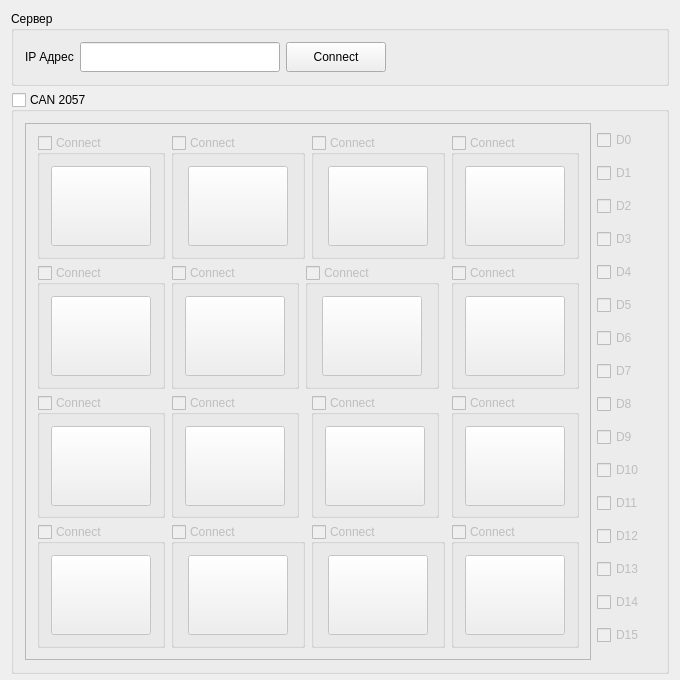
This is Megatron-client/client.ui in sseitov/Megatron as Qt 5 draws it before an edit. The edited form follows.
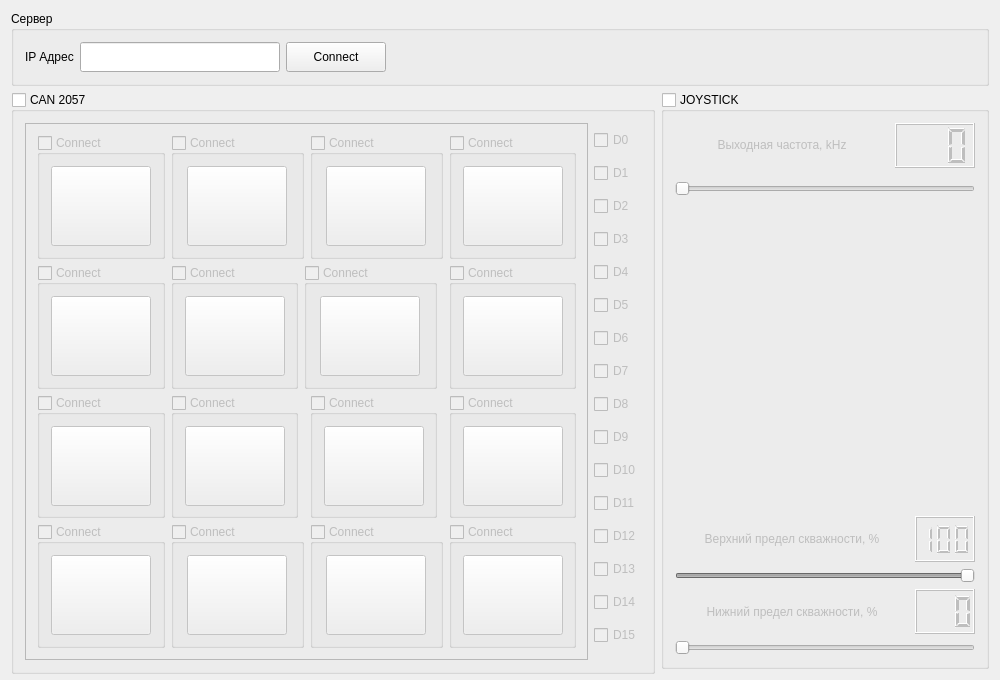
This is the edited form. Custom widgets are drawn as their Qt base class.

```diff
--- a/Megatron-client/client.ui
+++ b/Megatron-client/client.ui
@@ -6,32 +6,32 @@
    <rect>
     <x>0</x>
     <y>0</y>
-    <width>680</width>
+    <width>1000</width>
     <height>680</height>
    </rect>
   </property>
   <property name="minimumSize">
    <size>
-    <width>680</width>
+    <width>1000</width>
     <height>680</height>
    </size>
   </property>
   <property name="maximumSize">
    <size>
-    <width>680</width>
+    <width>1000</width>
     <height>680</height>
    </size>
   </property>
   <property name="windowTitle">
    <string>Megatron</string>
   </property>
-  <layout class="QVBoxLayout" name="verticalLayout">
+  <layout class="QVBoxLayout" name="verticalLayout_2">
    <item>
     <widget class="QGroupBox" name="groupBox">
      <property name="title">
       <string>Сервер</string>
      </property>
-     <layout class="QHBoxLayout" name="horizontalLayout_18">
+     <layout class="QHBoxLayout" name="horizontalLayout_22">
       <item>
        <widget class="QLabel" name="label">
         <property name="text">
@@ -94,6 +94,8 @@
     </widget>
    </item>
    <item>
+    <layout class="QHBoxLayout" name="horizontalLayout_18">
+     <item>
     <widget class="QGroupBox" name="can_2057">
      <property name="minimumSize">
       <size>
@@ -798,6 +800,231 @@
      </layout>
     </widget>
    </item>
+     <item>
+      <widget class="JoystickControl" name="joystick">
+       <property name="title">
+        <string>JOYSTICK</string>
+       </property>
+       <property name="checkable">
+        <bool>true</bool>
+       </property>
+       <property name="checked">
+        <bool>false</bool>
+       </property>
+       <layout class="QVBoxLayout" name="verticalLayout">
+        <item>
+         <layout class="QHBoxLayout" name="horizontalLayout_19">
+          <item>
+           <widget class="QLabel" name="label_2">
+            <property name="minimumSize">
+             <size>
+              <width>0</width>
+              <height>30</height>
+             </size>
+            </property>
+            <property name="maximumSize">
+             <size>
+              <width>16777215</width>
+              <height>30</height>
+             </size>
+            </property>
+            <property name="text">
+             <string>Выходная частота, kHz</string>
+            </property>
+            <property name="alignment">
+             <set>Qt::AlignCenter</set>
+            </property>
+           </widget>
+          </item>
+          <item>
+           <widget class="QLCDNumber" name="frequencyIndicator">
+            <property name="minimumSize">
+             <size>
+              <width>0</width>
+              <height>30</height>
+             </size>
+            </property>
+            <property name="maximumSize">
+             <size>
+              <width>80</width>
+              <height>16777215</height>
+             </size>
+            </property>
+            <property name="smallDecimalPoint">
+             <bool>true</bool>
+            </property>
+            <property name="digitCount">
+             <number>3</number>
+            </property>
+            <property name="value" stdset="0">
+             <double>0.000000000000000</double>
+            </property>
+            <property name="intValue" stdset="0">
+             <number>0</number>
+            </property>
+           </widget>
+          </item>
+         </layout>
+        </item>
+        <item>
+         <widget class="QSlider" name="frequency">
+          <property name="maximumSize">
+           <size>
+            <width>16777215</width>
+            <height>30</height>
+           </size>
+          </property>
+          <property name="maximum">
+           <number>500</number>
+          </property>
+          <property name="orientation">
+           <enum>Qt::Horizontal</enum>
+          </property>
+         </widget>
+        </item>
+        <item>
+         <widget class="JoystickMonitor" name="joystickMonitor" native="true">
+          <property name="minimumSize">
+           <size>
+            <width>300</width>
+            <height>300</height>
+           </size>
+          </property>
+          <property name="maximumSize">
+           <size>
+            <width>300</width>
+            <height>300</height>
+           </size>
+          </property>
+         </widget>
+        </item>
+        <item>
+         <layout class="QHBoxLayout" name="horizontalLayout_20">
+          <item>
+           <widget class="QLabel" name="label_3">
+            <property name="minimumSize">
+             <size>
+              <width>0</width>
+              <height>30</height>
+             </size>
+            </property>
+            <property name="text">
+             <string>Верхний предел скважности, %</string>
+            </property>
+            <property name="alignment">
+             <set>Qt::AlignCenter</set>
+            </property>
+           </widget>
+          </item>
+          <item>
+           <widget class="QLCDNumber" name="lowLimitIndicator">
+            <property name="minimumSize">
+             <size>
+              <width>0</width>
+              <height>30</height>
+             </size>
+            </property>
+            <property name="maximumSize">
+             <size>
+              <width>60</width>
+              <height>16777215</height>
+             </size>
+            </property>
+            <property name="smallDecimalPoint">
+             <bool>true</bool>
+            </property>
+            <property name="digitCount">
+             <number>3</number>
+            </property>
+            <property name="value" stdset="0">
+             <double>100.000000000000000</double>
+            </property>
+            <property name="intValue" stdset="0">
+             <number>100</number>
+            </property>
+           </widget>
+          </item>
+         </layout>
+        </item>
+        <item>
+         <widget class="QSlider" name="lowLimit">
+          <property name="minimum">
+           <number>0</number>
+          </property>
+          <property name="maximum">
+           <number>100</number>
+          </property>
+          <property name="value">
+           <number>100</number>
+          </property>
+          <property name="orientation">
+           <enum>Qt::Horizontal</enum>
+          </property>
+         </widget>
+        </item>
+        <item>
+         <layout class="QHBoxLayout" name="horizontalLayout_21">
+          <item>
+           <widget class="QLabel" name="label_4">
+            <property name="minimumSize">
+             <size>
+              <width>0</width>
+              <height>30</height>
+             </size>
+            </property>
+            <property name="text">
+             <string>Нижний предел скважности, %</string>
+            </property>
+            <property name="alignment">
+             <set>Qt::AlignCenter</set>
+            </property>
+           </widget>
+          </item>
+          <item>
+           <widget class="QLCDNumber" name="highLimitIndicator">
+            <property name="minimumSize">
+             <size>
+              <width>0</width>
+              <height>30</height>
+             </size>
+            </property>
+            <property name="maximumSize">
+             <size>
+              <width>60</width>
+              <height>16777215</height>
+             </size>
+            </property>
+            <property name="digitCount">
+             <number>3</number>
+            </property>
+            <property name="intValue" stdset="0">
+             <number>0</number>
+            </property>
+           </widget>
+          </item>
+         </layout>
+        </item>
+        <item>
+         <widget class="QSlider" name="highLimit">
+          <property name="minimum">
+           <number>0</number>
+          </property>
+          <property name="maximum">
+           <number>100</number>
+          </property>
+          <property name="value">
+           <number>0</number>
+          </property>
+          <property name="orientation">
+           <enum>Qt::Horizontal</enum>
+          </property>
+         </widget>
+        </item>
+       </layout>
+      </widget>
+     </item>
+    </layout>
+   </item>
   </layout>
  </widget>
  <layoutdefault spacing="6" margin="11"/>
@@ -808,6 +1035,18 @@
    <header>inputbutton.h</header>
    <container>1</container>
   </customwidget>
+  <customwidget>
+   <class>JoystickControl</class>
+   <extends>QGroupBox</extends>
+   <header>joystickcontrol.h</header>
+   <container>1</container>
+  </customwidget>
+  <customwidget>
+   <class>JoystickMonitor</class>
+   <extends>QWidget</extends>
+   <header>joystickmonitor.h</header>
+   <container>1</container>
+  </customwidget>
  </customwidgets>
  <resources/>
  <connections/>
```
Lines whose indentation alone changed are shown as unchanged.
